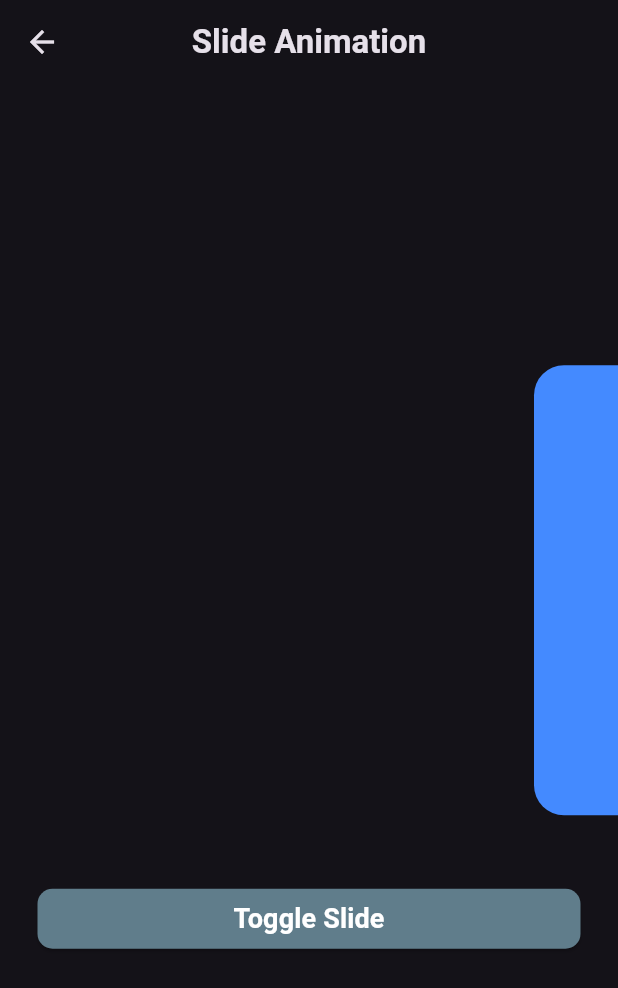
After one commit to PAIshanMadusha/flutter-animations, a Flutter app: the screen it shows after launch, scrolled down 289 dp, after a tap on "Slide Animation", on a phone screen of 412 x 824 dp. The commit adds this screen. Shown: the top 988 px of the screen. Run offline on Flutter 3.47's test engine with Material 3 defaults, Android fonts, the phone set to English and light mode, and no system bars.

Commit message:
Slide Animation

```diff
--- /dev/null
+++ b/lib/animations/explicit_animations/custom_slide_animation.dart
@@ -0,0 +1,77 @@
+import 'package:flutter/material.dart';
+import 'package:flutter_animations/reusable_widgets.dart/custom_button.dart';
+
+class CustomSlideAnimation extends StatefulWidget {
+  const CustomSlideAnimation({super.key});
+
+  @override
+  State<CustomSlideAnimation> createState() => _CustomSlideAnimationState();
+}
+
+class _CustomSlideAnimationState extends State<CustomSlideAnimation>
+    with SingleTickerProviderStateMixin {
+  late AnimationController controller;
+  late Animation<Offset> slideAnimation;
+
+  @override
+  void initState() {
+    super.initState();
+    controller = AnimationController(
+      vsync: this,
+      duration: Duration(seconds: 1),
+    );
+    slideAnimation = Tween<Offset>(
+      begin: Offset(1, 0),
+      end: Offset(0, 0),
+    ).animate(CurvedAnimation(parent: controller, curve: Curves.easeInOut));
+  }
+
+  void togglePanel() {
+    if (controller.isDismissed) {
+      controller.forward();
+    } else {
+      controller.reverse();
+    }
+  }
+
+  @override
+  void dispose() {
+    super.dispose();
+    controller.dispose();
+  }
+
+  @override
+  Widget build(BuildContext context) {
+    final double sizedBoxValue = 15;
+    return Scaffold(
+      appBar: AppBar(
+        title: Text(
+          "Slide Animation",
+          style: TextStyle(fontWeight: FontWeight.bold),
+        ),
+        centerTitle: true,
+      ),
+      body: Padding(
+        padding: EdgeInsets.all(25),
+        child: Column(
+          mainAxisAlignment: MainAxisAlignment.center,
+          children: [
+            SlideTransition(
+              position: slideAnimation,
+              child: Container(
+                width: 300,
+                height: 300,
+                decoration: BoxDecoration(
+                  borderRadius: BorderRadius.circular(20),
+                  color: Colors.blueAccent,
+                ),
+              ),
+            ),
+            SizedBox(height: sizedBoxValue * 3),
+            CustomButton(text: "Toggle Slide", onTap: togglePanel),
+          ],
+        ),
+      ),
+    );
+  }
+}
--- a/lib/main/home_page.dart
+++ b/lib/main/home_page.dart
@@ -1,4 +1,5 @@
 import 'package:flutter/material.dart';
+import 'package:flutter_animations/animations/explicit_animations/custom_slide_animation.dart';
 import 'package:flutter_animations/animations/explicit_animations/details_page_animation.dart';
 import 'package:flutter_animations/animations/implicit_animations/custom_animated_physical_model.dart';
 import 'package:flutter_animations/animations/implicit_animations/custom_animated_positioned.dart';
@@ -231,6 +232,18 @@ class HomePage extends StatelessWidget {
                   );
                 },
               ),
+              SizedBox(height: sizedBoxValue),
+              CustomButton(
+                text: "Slide Animation",
+                onTap: () {
+                  Navigator.push(
+                    context,
+                    MaterialPageRoute(
+                      builder: (context) => CustomSlideAnimation(),
+                    ),
+                  );
+                },
+              ),
             ],
           ),
         ),
```
